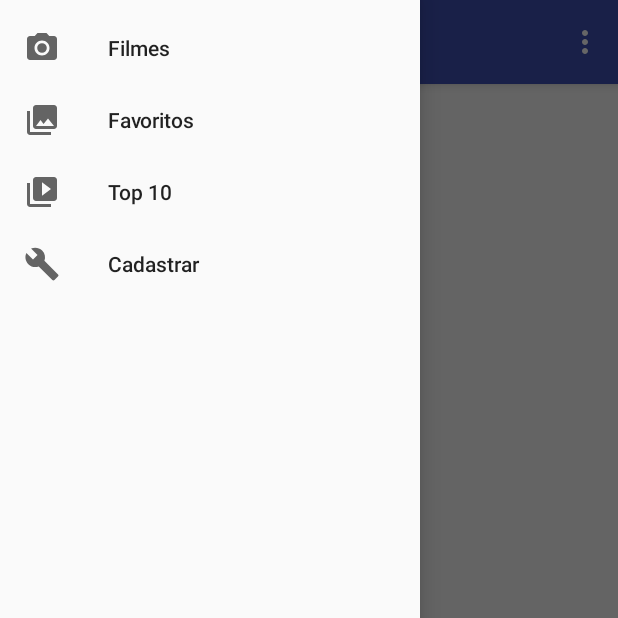
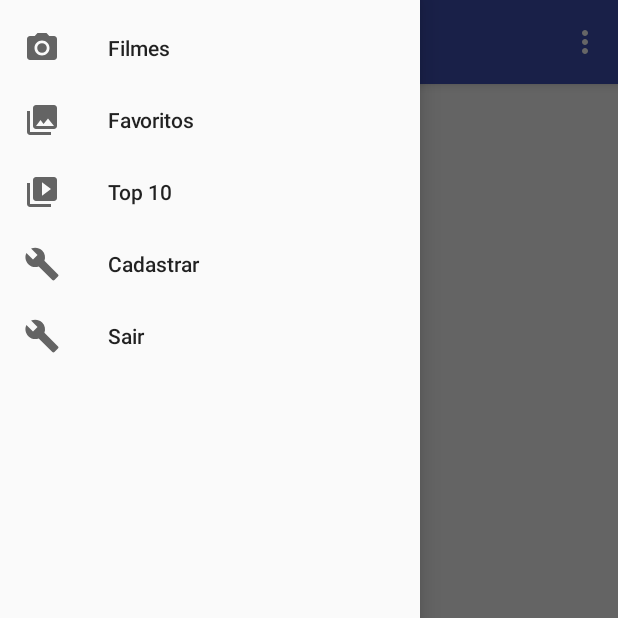
Before and after one commit to jordilucas/FanMovieApp, an Android app: the screen it shows after launch (BaseActivity), with the side drawer open, on a phone screen of 412 x 824 dp, the top half of it. Run offline under Robolectric (Android 15) with nearby library versions, the phone set to English and light mode, and no system bars.

Commit message:
Adição de um item a mais no menu para logout

```diff
--- a/app/src/main/res/menu/activity_base_drawer.xml
+++ b/app/src/main/res/menu/activity_base_drawer.xml
@@ -18,6 +18,11 @@
             android:id="@+id/nav_register"
             android:icon="@drawable/ic_menu_manage"
             android:title="@string/nav_register_title" />
+
+        <item
+            android:id="@+id/nav_logout"
+            android:icon="@drawable/ic_menu_manage"
+            android:title="@string/nav_logout_title" />
     </group>
 
 </menu>
--- a/app/src/main/res/values/strings.xml
+++ b/app/src/main/res/values/strings.xml
@@ -12,6 +12,6 @@
     <string name="nav_favorites_title">Favoritos</string>
     <string name="nav_top10_title">Top 10</string>
     <string name="nav_register_title">Cadastrar</string>
-
+    <string name="nav_logout_title">Sair</string>
 
 </resources>
```
